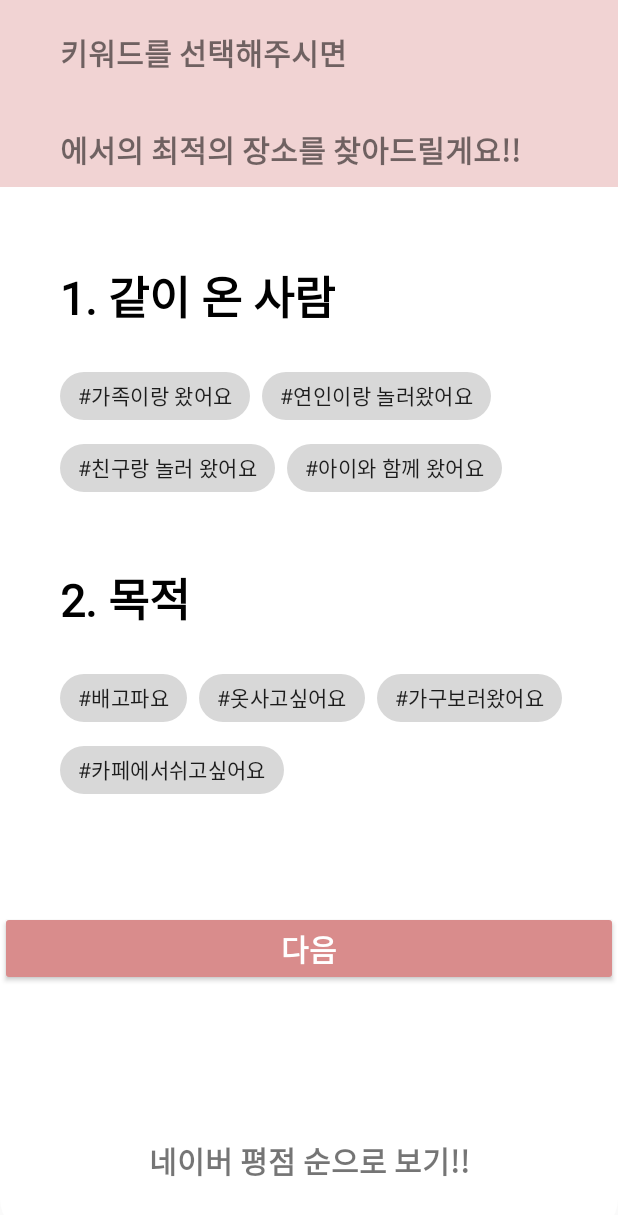
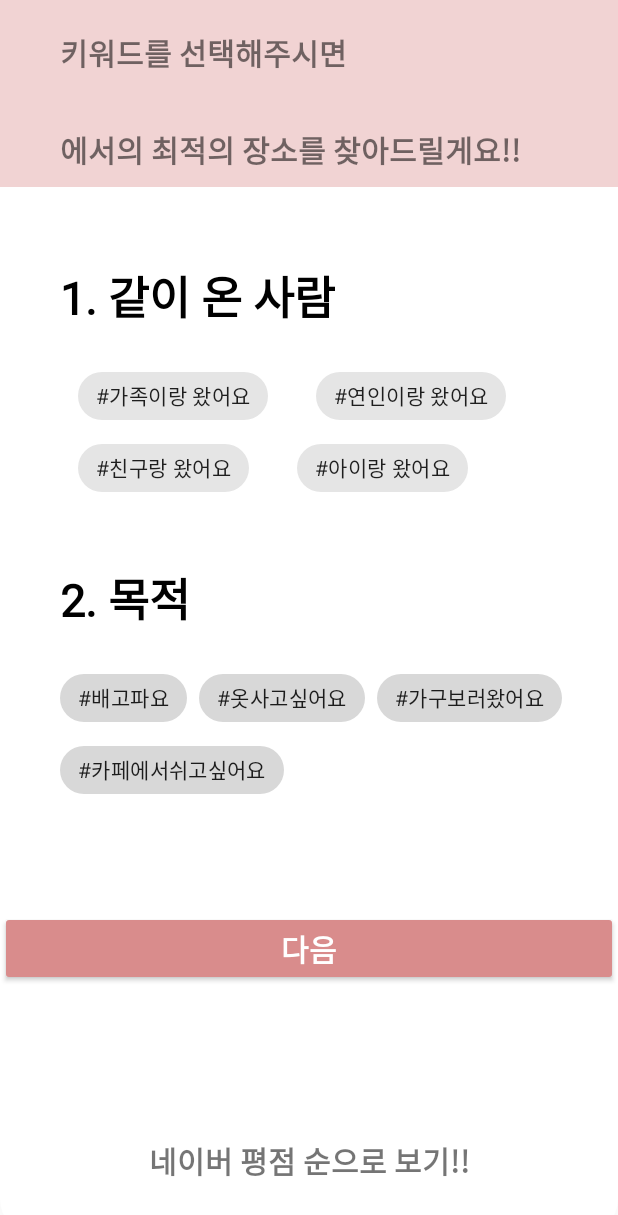
Before and after one commit to kwongustj/project_comehere, an Android app: the KeywordActivity screen opened directly, with no data from a screen before it, on a phone screen of 412 x 824 dp. Shown: the top 1215 px of the screen. Run offline under Robolectric (Android 15) with nearby library versions, the phone set to English and light mode, and no system bars; our stand-ins replace Firebase (no records; nobody signed in at launch, a user with empty details on screens opened directly); 7 statements that could not run were skipped.

Commit message:
Add: " 키워드 선택시 리스트에 넣기 구현"

```diff
--- a/Silbi_android/app/src/main/AndroidManifest.xml
+++ b/Silbi_android/app/src/main/AndroidManifest.xml
@@ -28,9 +28,8 @@
         <activity
         android:name=".FindActivity"
         android:theme="@style/Theme.AppCompat.DayNight.NoActionBar"/>
-        <activity
-            android:name=".KeywordActivity"
-            android:theme="@style/Theme.AppCompat.DayNight.NoActionBar"/>
+        <activity android:name=".KeywordActivity"
+            android:theme="@style/Theme.MaterialComponents.Light.NoActionBar.Bridge"/>
         <activity
             android:name=".Keyword2Activity"
             android:theme="@style/Theme.AppCompat.DayNight.NoActionBar"/>
--- a/Silbi_android/app/src/main/java/com/example/silbi_android/KeywordActivity.kt
+++ b/Silbi_android/app/src/main/java/com/example/silbi_android/KeywordActivity.kt
@@ -1,17 +1,21 @@
 package com.example.silbi_android
 
-import android.content.ContentValues.TAG
 import android.content.Intent
+import android.content.res.Resources
 import android.os.Bundle
 import android.util.Log
 import android.widget.ListView
+import android.widget.Toast
 import androidx.appcompat.app.AppCompatActivity
 import androidx.appcompat.widget.AppCompatButton
+import androidx.core.view.marginRight
 import com.example.myapplication.rate
 import com.google.android.material.bottomsheet.BottomSheetDialog
 import com.google.firebase.database.*
 import kotlinx.android.synthetic.main.activity_keyword.*
 import com.google.android.material.chip.Chip
+import com.google.android.material.chip.ChipDrawable
+import com.google.android.material.chip.ChipGroup
 import com.google.gson.Gson
 import com.google.gson.JsonObject
 import retrofit2.Call
@@ -22,11 +26,15 @@ import retrofit2.converter.gson.GsonConverterFactory
 
 class KeywordActivity : AppCompatActivity() {
 
+    private val chipgroup: ChipGroup by lazy {
+        findViewById<ChipGroup>(R.id.chipgroup)
+    }
+
     val TAG = "TAG_MainActivity"
     var array = Array<String>(10, { "" })
 
     var RateList = arrayListOf<rate>()
-
+    var selectedKeywordList =arrayListOf<String>()
 
     private val chip: Chip by lazy {
         findViewById<Chip>(R.id.chip)
@@ -40,12 +48,11 @@ class KeywordActivity : AppCompatActivity() {
     lateinit var mRetrofitAPI: RetrofitAPI
     lateinit var mCallTodoList: Call<JsonObject>
 
-
     override fun onCreate(savedInstanceState: Bundle?) {
         super.onCreate(savedInstanceState)
         setContentView(R.layout.activity_keyword)
 
-
+        var list: List<String> = listOf("#가족이랑 왔어요", "#연인이랑 왔어요", "#친구랑 왔어요", "#아이랑 왔어요")
         val database: FirebaseDatabase =
             FirebaseDatabase.getInstance("https://silbi-7becf-default-rtdb.asia-southeast1.firebasedatabase.app/")
         val myRef: DatabaseReference = database.getReference("점포")
@@ -60,13 +67,18 @@ class KeywordActivity : AppCompatActivity() {
         buildingName.setText(intent.getStringExtra("building"))
 
         btn1.setOnClickListener {
-            startActivity(Intent(this, Keyword2Activity::class.java))
+            Toast.makeText(this@KeywordActivity,selectedKeywordList[0] ,Toast.LENGTH_SHORT).show()
+            //startActivity(Intent(this, Keyword2Activity::class.java))
         }
 
 
         setRetrofit()
         callTodoList()
         Log.d("array", array[0])
+
+        for( i in list) {
+            onAddChip(this,i)
+        }
         myRef.addValueEventListener(object : ValueEventListener {
 
             override fun onDataChange(snapshot: DataSnapshot) { // 리스트 만들 배열 가져오기
@@ -95,6 +107,23 @@ class KeywordActivity : AppCompatActivity() {
 
         })
 
+    }
+
+    fun onAddChip(view: KeywordActivity, i:String) {
+        val chip = Chip(this)
+        chip.text = i
+        chip.setChipBackgroundColorResource(R.color.bg_chip_state_list)
+        val drawble = ChipDrawable.createFromAttributes(this,null,0, R.style.Widget_MaterialComponents_Chip_Choice)
+        chip.setChipDrawable(drawble)
+        chip.setOnClickListener{
+            Toast.makeText(this@KeywordActivity,"추가됨" ,Toast.LENGTH_SHORT).show()
+            var str_data = i.replace("#","")
+            str_data = str_data.replace("이랑 왔어요","")
+            str_data = str_data.replace("랑 왔어요","")
+
+            selectedKeywordList.add(str_data)
+        }
+        chipgroup.addView(chip)
     }
 
     private fun callTodoList() {
--- a/Silbi_android/app/src/main/java/com/example/silbi_android/RetrofitAPI.kt
+++ b/Silbi_android/app/src/main/java/com/example/silbi_android/RetrofitAPI.kt
@@ -1,10 +1,17 @@
 package com.example.silbi_android
 
+import android.provider.ContactsContract
 import com.google.gson.JsonObject
 import retrofit2.Call
+import retrofit2.http.Body
+import retrofit2.http.FieldMap
 import retrofit2.http.GET
+import retrofit2.http.POST
 
 interface RetrofitAPI {
     @GET("/todos")//서버에 GET 요청을 할 주소를 입력
     fun getTodoList() : Call<JsonObject> //MainActivity에서 불러와서 이 함수에 큐를 만들고 대기열에 콜백을 넣어주면 그거갖고 요청하는거임.
+
+    @POST("/list")
+    fun addFriend(@Body params: HashMap<String, List<String>>) : Call<ContactsContract.Contacts.Data>
 }
--- a/Silbi_android/app/src/main/res/layout/activity_keyword.xml
+++ b/Silbi_android/app/src/main/res/layout/activity_keyword.xml
@@ -92,49 +92,7 @@
             android:layout_width="wrap_content"
             android:layout_height="wrap_content"
             app:layout_constraintStart_toStartOf="parent"
-            app:layout_constraintTop_toBottomOf="@id/people">
-
-            <com.google.android.material.chip.Chip
-                android:id="@+id/chip1"
-                style="@style/Widget.MaterialComponents.Chip.Choice"
-                android:layout_width="wrap_content"
-                android:layout_height="wrap_content"
-                android:clickable="true"
-                android:text="#가족이랑 왔어요"
-                android:theme="@style/Theme.MaterialComponents.Light"
-                app:chipBackgroundColor="@color/bg_chip_state_list" />
-
-            <com.google.android.material.chip.Chip
-                android:id="@+id/chip2"
-                style="@style/Widget.MaterialComponents.Chip.Choice"
-                android:layout_width="wrap_content"
-                android:layout_height="wrap_content"
-                android:clickable="true"
-                android:text="#연인이랑 놀러왔어요"
-                android:theme="@style/Theme.MaterialComponents.Light"
-                app:chipBackgroundColor="@color/bg_chip_state_list" />
-
-            <com.google.android.material.chip.Chip
-                android:id="@+id/chip3"
-                style="@style/Widget.MaterialComponents.Chip.Choice"
-                android:layout_width="wrap_content"
-                android:layout_height="wrap_content"
-                android:clickable="true"
-                android:text="#친구랑 놀러 왔어요"
-                android:theme="@style/Theme.MaterialComponents.Light"
-                app:chipBackgroundColor="@color/bg_chip_state_list" />
-
-            <com.google.android.material.chip.Chip
-                android:id="@+id/chip3ㅇ4"
-                style="@style/Widget.MaterialComponents.Chip.Choice"
-                android:layout_width="wrap_content"
-                android:layout_height="wrap_content"
-                android:clickable="true"
-                android:text="#아이와 함께 왔어요"
-                android:theme="@style/Theme.MaterialComponents.Light"
-                app:chipBackgroundColor="@color/bg_chip_state_list" />
-
-        </com.google.android.material.chip.ChipGroup>
+            app:layout_constraintTop_toBottomOf="@id/people"/>
 
         <TextView
             android:id="@+id/purpose"
```
